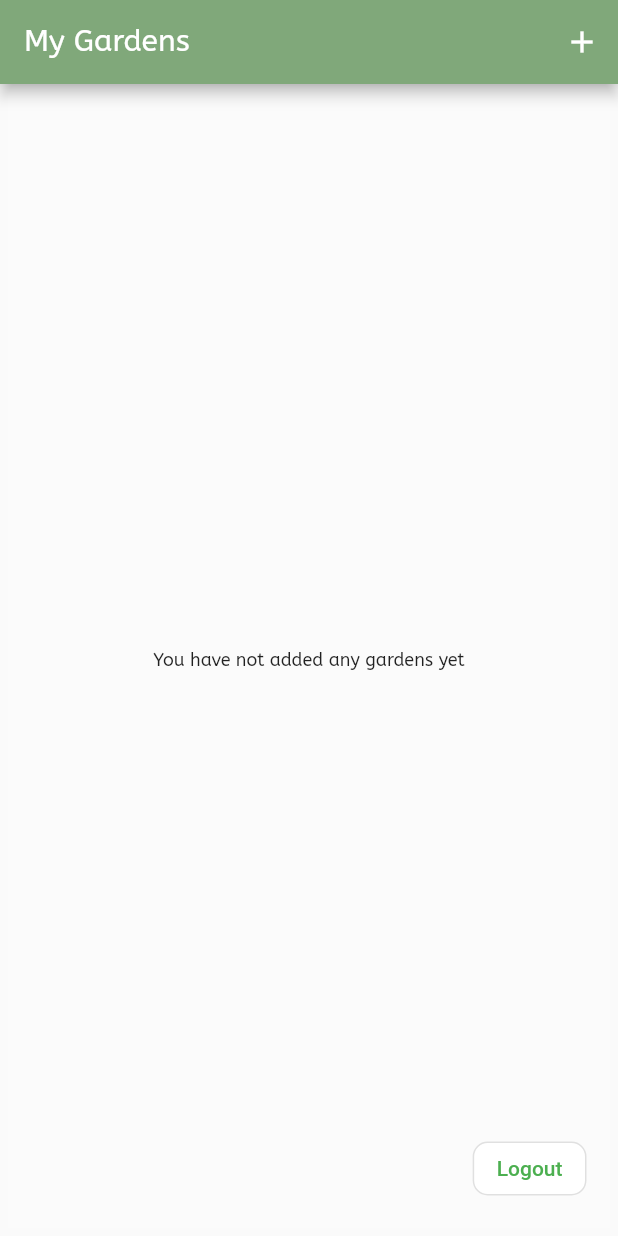
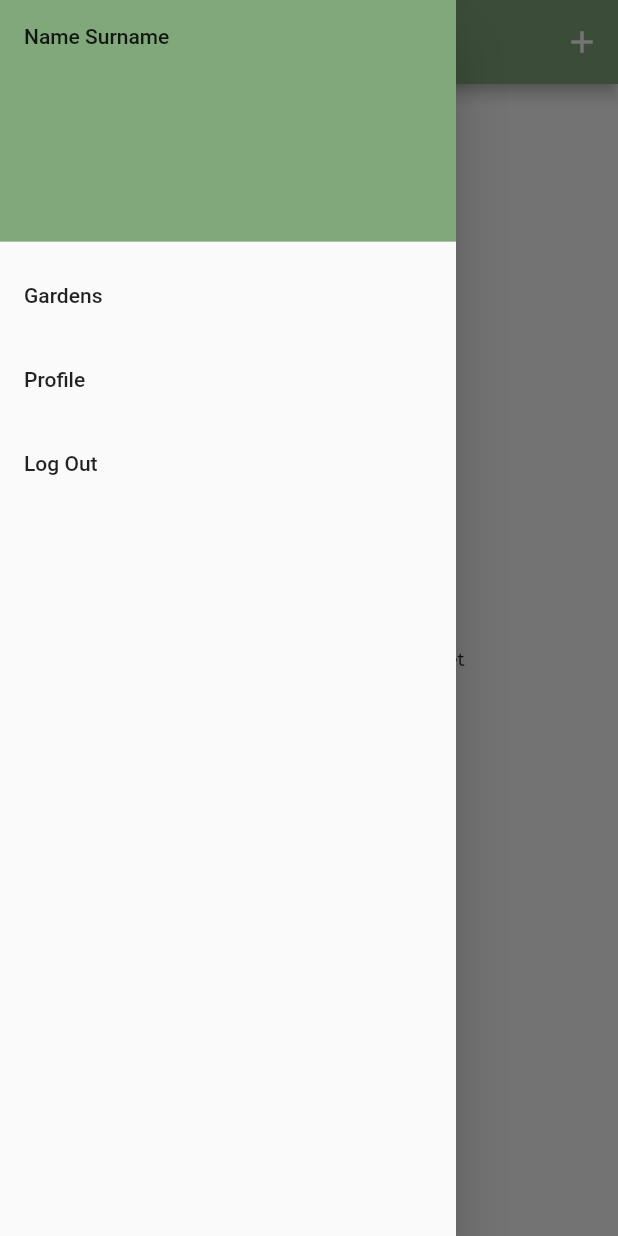
Before and after one commit to JamieLazer/Harvest-Application-Repo, a Flutter app: the UserGardensPage screen opened directly with empty values, with the side drawer open (before the commit the screen has no drawer), on a phone screen of 412 x 824 dp. Run offline on Flutter 3.47's test engine with Material 2 defaults, Android fonts, the phone set to English and light mode, and no system bars; our stand-ins replace email_validator, syncfusion_flutter_charts; missing offline and left inert: dart:ffi, mysql1.

Commit message:
added profilepage and added sidemenu to profile page and usergardenspage

```diff
--- a/lib/main.dart
+++ b/lib/main.dart
@@ -13,6 +13,7 @@ import 'package:flutter/material.dart';
 import 'views/SubtypePieChartPage.dart';
 import 'views/TypePieChartPage.dart';
 import 'views/WelcomePage.dart';
+import 'views/ProfilePage.dart';
 
 void main() {
   runApp(const MyApp());
@@ -29,6 +30,7 @@ class MyApp extends StatelessWidget {
       routes: {
         '/createAccount': (context) => const CreateAccountPage(),
         '/userGardens': (context) => const UserGardensPage(),
+        '/profile': (context) => const ProfilePage(),
         '/addGarden': (context) => const AddGardenPage(),
         '/loginPage': (context) => const LoginPage(),
         '/searchFoodPage': (context) => const SearchFoodPage(),
--- a/lib/views/UserGardensPage.dart
+++ b/lib/views/UserGardensPage.dart
@@ -1,11 +1,68 @@
 import 'package:dartfactory/ConnectionSettings.dart';
 import 'package:dartfactory/styles.dart';
+import 'package:dartfactory/views/ProfilePage.dart';
 import 'package:mysql1/mysql1.dart';
 import 'package:flutter/material.dart';
 import '../Arguments/GardenInfoArguments.dart';
 import '../Arguments/UserInfoArguments.dart';
 import 'package:dartfactory/views/WelcomePage.dart';
+// import 'package:side_menu_controller/side_menu_controller.dart';
 
+class SideMenu extends StatelessWidget {
+  const SideMenu({Key? key}) : super(key: key);
+
+  @override
+  Widget build(BuildContext context) {
+    return Drawer(
+      child: ListView(
+        padding: EdgeInsets.zero,
+        children: <Widget>[
+          DrawerHeader(
+            decoration: BoxDecoration(
+              color: primaryColour,
+            ),
+            child: Text('Name Surname'),
+          ),
+          ListTile(
+            title: const Text('Gardens'),
+            onTap: () {
+              // Close the drawer
+              Navigator.pop(context);
+
+            },
+          ),
+          ListTile(
+            title: const Text('Profile'),
+            onTap: () {
+              // Close the drawer
+              Navigator.pop(context);
+
+              // To the Profile Page
+              Navigator.pushReplacement(
+                context,
+                MaterialPageRoute(builder: (context) => const ProfilePage()),
+              );
+
+            },
+          ),
+          ListTile(
+            title: const Text('Log Out'),
+            onTap: () {
+              // Close the drawer
+              Navigator.pop(context);
+
+              // Back to Welcome
+              Navigator.pushReplacement(
+                context,
+                MaterialPageRoute(builder: (context) => const WelcomePage()),
+              );
+            },
+          ),
+        ],
+      ),
+    );
+  }
+}
 
 class UserGardensPage extends StatelessWidget {
   const UserGardensPage({Key? key}) : super(key: key);
@@ -28,6 +85,16 @@ class UserGardensPage extends StatelessWidget {
           ),
         backgroundColor: primaryColour,
         automaticallyImplyLeading: false, //remove back
+        leading: Builder(
+          builder: (BuildContext context) {
+            return IconButton(
+              icon: const Icon(Icons.menu),
+              onPressed: () {
+                Scaffold.of(context).openDrawer();
+              },
+            );
+          },
+        ),
         actions: <Widget>[
           IconButton(
             icon: const Icon(Icons.add),
@@ -43,7 +110,14 @@ class UserGardensPage extends StatelessWidget {
       ),
       //The body is filled with the UserGardensList class below
       //gardens has been passed to the UserGardenList to ensure we can use this variable in that widget
-      body: UserGardensList(userID, gardens),
+      body: Column(
+        children: [
+          Expanded(
+            child: UserGardensList(userID, gardens),
+          ),
+        ],
+      ),
+      drawer: const SideMenu(),
     );
   }
 }
@@ -149,29 +223,6 @@ class _UserGardensState extends State<UserGardensList> {
                   ),
                 ),
               ),
-        //logout button
-        floatingActionButton: Positioned(
-          bottom: 20,
-          right: 20,
-          child: OutlinedButton(
-            onPressed: () {
-              Navigator.pushReplacement(
-                context,
-                MaterialPageRoute(builder: (context) => const WelcomePage()),
-              );
-            },
-            style: OutlinedButton.styleFrom(
-              backgroundColor: Colors.white, // Button background color
-              shape: RoundedRectangleBorder(
-                borderRadius: BorderRadius.circular(10.0),
-              ),
-            ),
-            child: Text(
-              'Logout',
-              style: TextStyle(color: Colors.green),
-            ),
-          ),
-        ),
       ),
     );
   }
```
Also changed, not shown: pubspec.yaml (+3 -5 lines).
